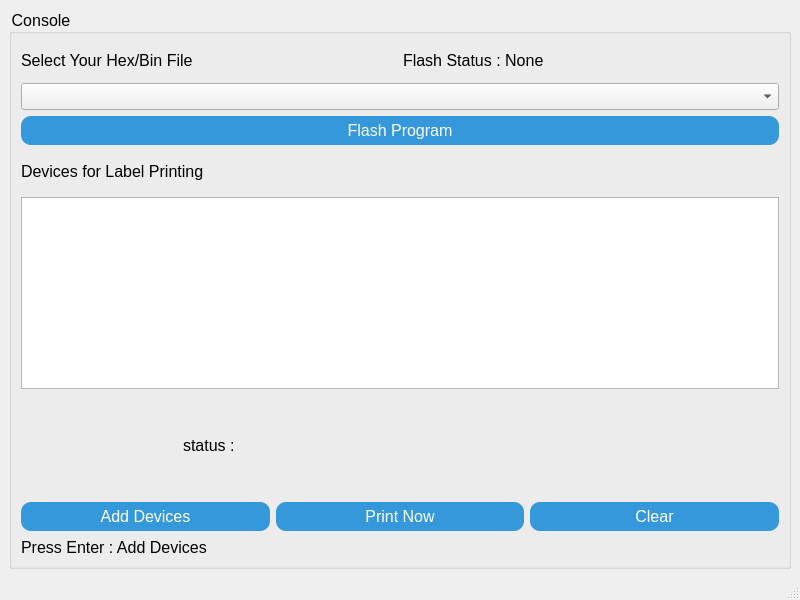
This is gui.ui in kilescg/LabelGenerator as Qt 5 draws it before an edit. The edited form follows.
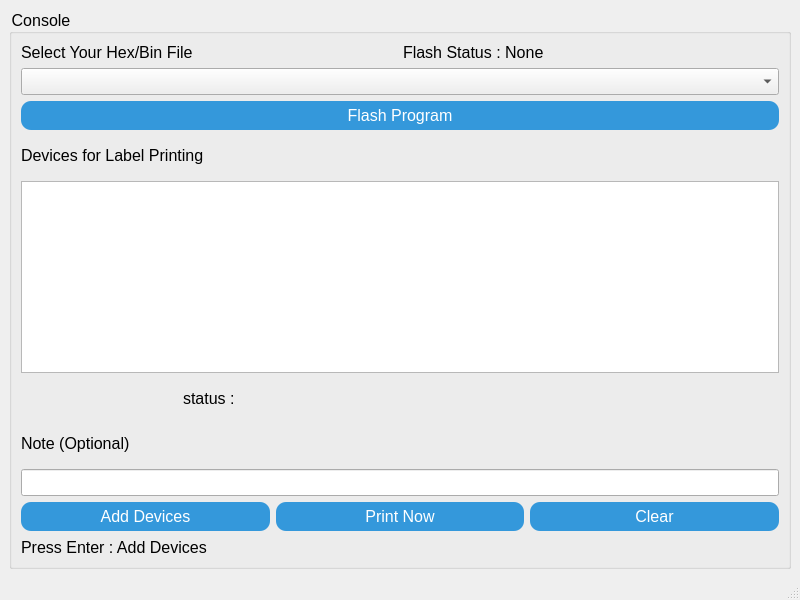
This is the edited form.

The edit to the form file:
```diff
--- a/gui.ui
+++ b/gui.ui
@@ -116,6 +116,16 @@
          </item>
         </layout>
        </item>
+       <item>
+        <widget class="QLabel" name="label">
+         <property name="text">
+          <string>Note (Optional)</string>
+         </property>
+        </widget>
+       </item>
+       <item>
+        <widget class="QLineEdit" name="noteLineEdit"/>
+       </item>
        <item>
         <layout class="QHBoxLayout" name="horizontalLayout_5">
          <item>
```
